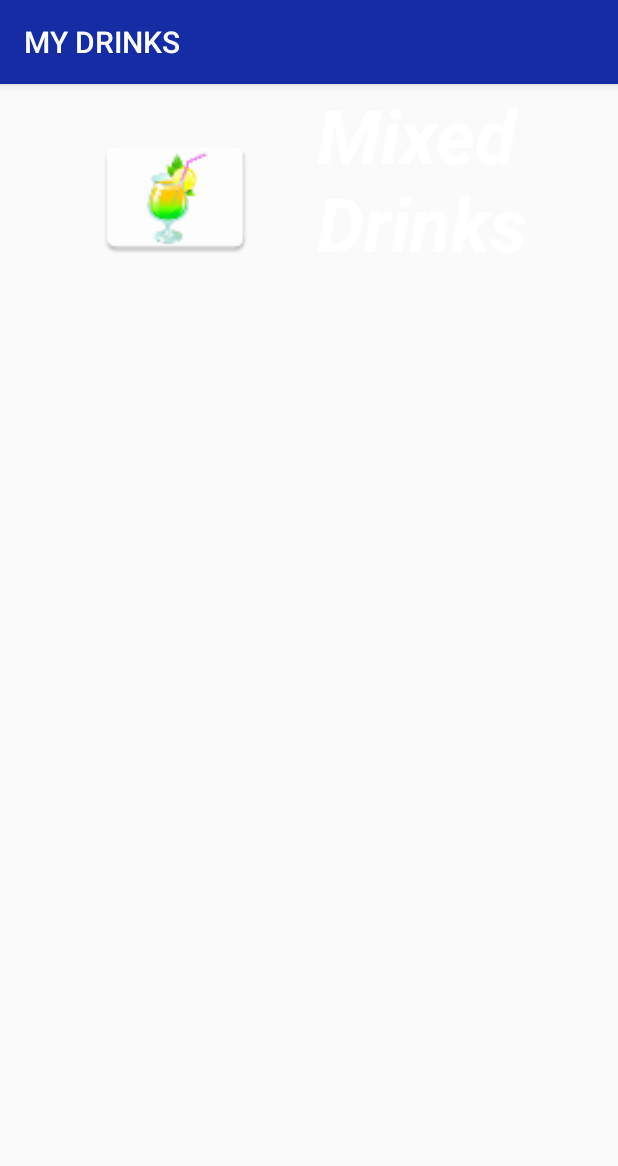
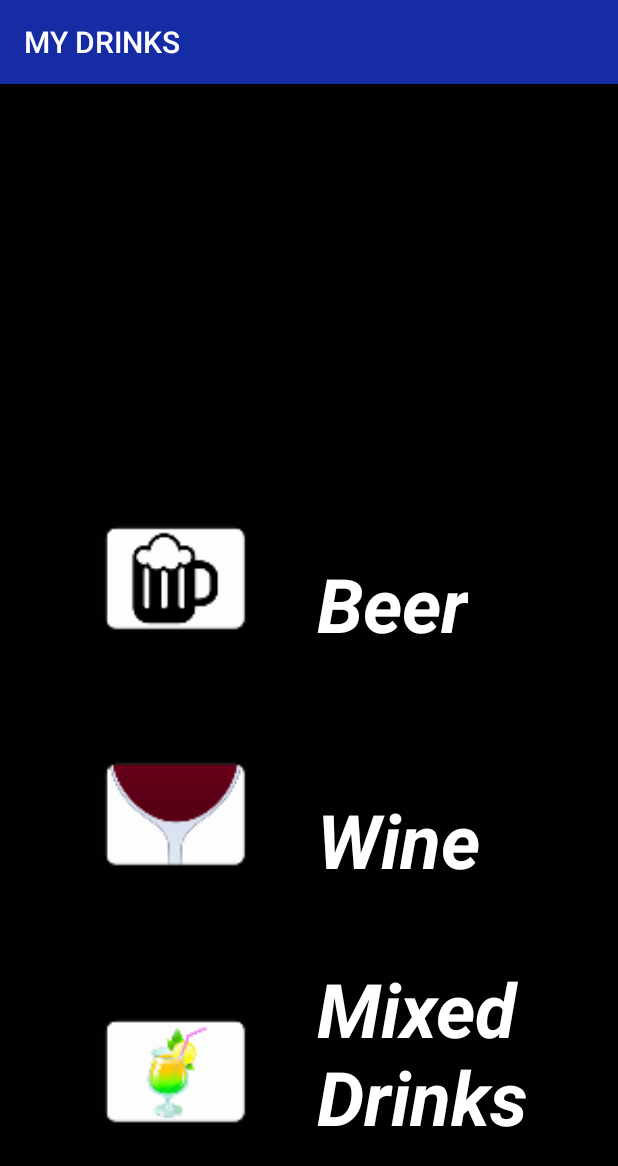
Before and after one commit to Keyner32/Project-2, an Android app: the MyDrinks screen opened directly, with no data from a screen before it, on a phone screen of 412 x 824 dp. Shown: the top 1166 px of the screen. Run offline under Robolectric (Android 15) with nearby library versions, the light colour scheme and no system bars.

Commit message:
rearranged xml files to compile faster

```diff
--- a/app/src/main/res/layout/activity_my_drinks.xml
+++ b/app/src/main/res/layout/activity_my_drinks.xml
@@ -4,7 +4,8 @@
     xmlns:tools="http://schemas.android.com/tools"
     android:layout_width="match_parent"
     android:layout_height="match_parent"
-    tools:context=".Main_Menus.MyDrinks">
+    tools:context=".Main_Menus.MyDrinks"
+    android:background="#020000">
 
 
     <!--<ImageView-->
@@ -62,8 +63,9 @@
         android:layout_height="100dp"
         android:background="@mipmap/ic_launcher_mixed"
         android:id="@+id/mixedDrinksBtn"
-        android:layout_alignBottom="@+id/MixedView"
-        android:layout_alignStart="@+id/wineBtn"/>
+        android:layout_marginBottom="59dp"
+        android:layout_alignParentBottom="true"
+        android:layout_toStartOf="@+id/BeerView"/>
     <TextView
         android:layout_width="wrap_content"
         android:layout_height="wrap_content"
@@ -73,7 +75,6 @@
         android:id="@+id/MixedView"
         android:textStyle="bold|italic"
         android:textColor="#ffffff"
-        android:layout_alignBottom="@+id/imageView"
-        android:layout_alignStart="@+id/wineView"
-        android:layout_marginBottom="63dp"/>
+        android:layout_alignBottom="@+id/mixedDrinksBtn"
+        android:layout_alignStart="@+id/wineView"/>
 </RelativeLayout>
```
Also changed, not shown: app/src/main/res/layout/activity_main.xml (+8 -8 lines).
